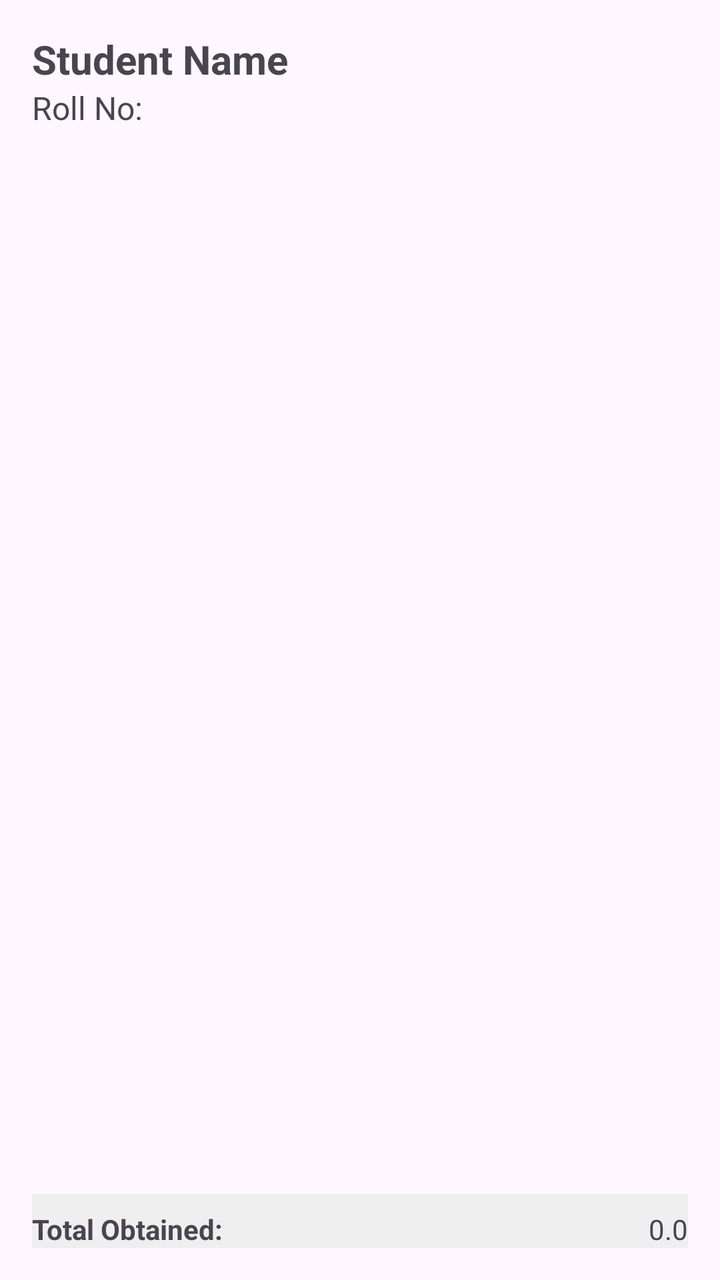
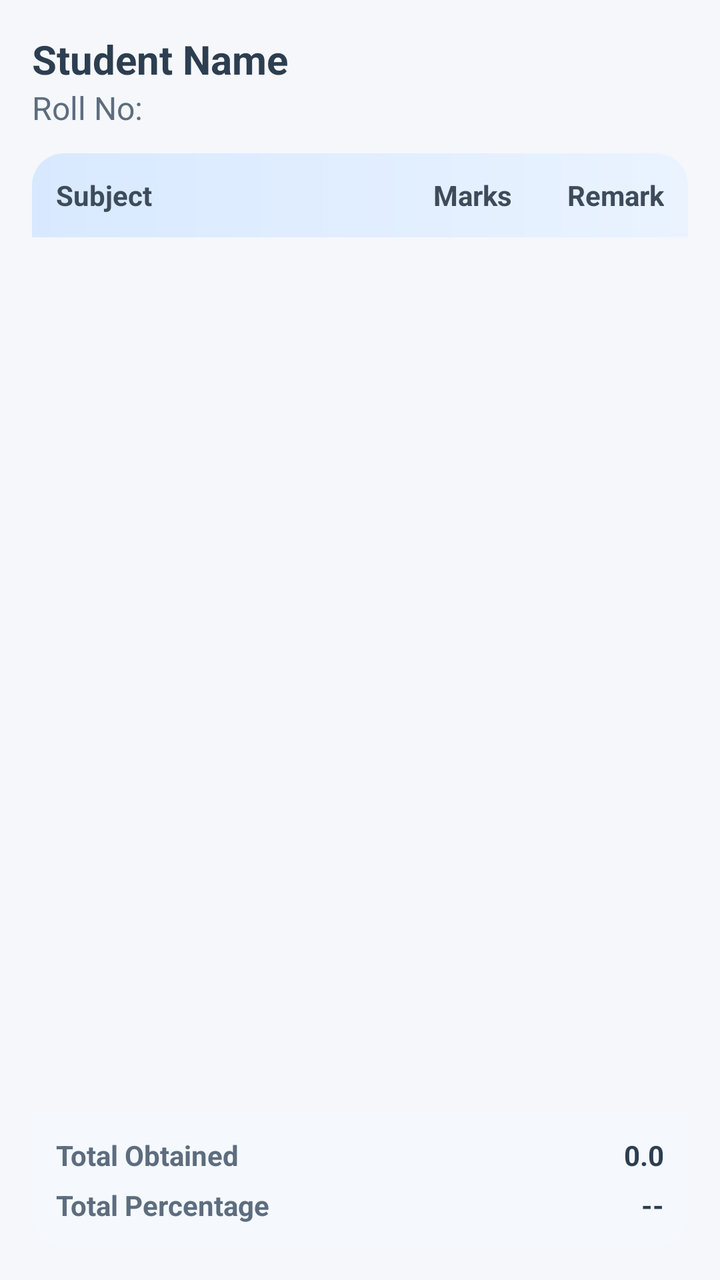

Before-and-after screenshots of an Android layout around one commit, followed by the original layout XML and the change that was made.
<!-- AndroidManifest.xml: application theme Theme.RPSP -->
<!-- res/layout/activity_result.xml -->
<?xml version="1.0" encoding="utf-8"?>
<LinearLayout xmlns:android="http://schemas.android.com/apk/res/android"
    android:layout_width="match_parent"
    android:layout_height="match_parent"
    android:orientation="vertical"
    android:padding="16dp">

    <TextView
        android:id="@+id/tvStudentName"
        android:layout_width="match_parent"
        android:layout_height="wrap_content"
        android:textSize="20sp"
        android:textStyle="bold"
        android:text="Student Name"/>

    <TextView
        android:id="@+id/tvRollNo"
        android:layout_width="match_parent"
        android:layout_height="wrap_content"
        android:textSize="16sp"
        android:layout_marginBottom="16dp"
        android:text="Roll No: "/>

    <androidx.recyclerview.widget.RecyclerView
        android:id="@+id/rvMarks"
        android:layout_width="match_parent"
        android:layout_height="0dp"
        android:layout_weight="1"/>

    <LinearLayout
        android:layout_width="match_parent"
        android:layout_height="wrap_content"
        android:orientation="horizontal"
        android:layout_marginTop="16dp"
        android:paddingTop="8dp"
        android:background="#EFEFEF">

        <TextView
            android:layout_width="0dp"
            android:layout_height="wrap_content"
            android:layout_weight="1"
            android:text="Total Obtained:"
            android:textStyle="bold"/>

        <TextView
            android:id="@+id/tvTotalObtained"
            android:layout_width="wrap_content"
            android:layout_height="wrap_content"
            android:text="0.0"/>
    </LinearLayout>

</LinearLayout>
<!-- resources referenced by this layout -->
<resources>
  <style name="Theme.RPSP" parent="Base.Theme.RPSP" />
  <style name="Base.Theme.RPSP" parent="Theme.Material3.DayNight.NoActionBar">
          
          
      </style>
</resources>

<!-- the commit's change to res/layout/activity_result.xml (unified diff, before → after) -->
@@ -3,7 +3,8 @@
     android:layout_width="match_parent"
     android:layout_height="match_parent"
     android:orientation="vertical"
-    android:padding="16dp">
+    android:padding="16dp"
+    android:background="#F5F7FB">
 
     <TextView
         android:id="@+id/tvStudentName"
@@ -11,42 +12,113 @@
         android:layout_height="wrap_content"
         android:textSize="20sp"
         android:textStyle="bold"
-        android:text="Student Name"/>
+        android:text="Student Name"
+        android:textColor="#2C3E50" />
 
     <TextView
         android:id="@+id/tvRollNo"
         android:layout_width="match_parent"
         android:layout_height="wrap_content"
         android:textSize="16sp"
-        android:layout_marginBottom="16dp"
-        android:text="Roll No: "/>
+        android:layout_marginBottom="12dp"
+        android:text="Roll No: "
+        android:textColor="#5D6D7E" />
+
+    <LinearLayout
+        android:layout_width="match_parent"
+        android:layout_height="42dp"
+        android:orientation="horizontal"
+        android:gravity="center_vertical"
+        android:paddingStart="12dp"
+        android:paddingEnd="12dp"
+        android:weightSum="4"
+        android:background="@drawable/bg_table_header">
+
+        <TextView
+            android:layout_width="0dp"
+            android:layout_height="wrap_content"
+            android:layout_weight="2"
+            android:text="Subject"
+            android:textStyle="bold"
+            android:textColor="#3E4B5B" />
+
+        <TextView
+            android:layout_width="0dp"
+            android:layout_height="wrap_content"
+            android:layout_weight="1"
+            android:text="Marks"
+            android:gravity="end"
+            android:textStyle="bold"
+            android:textColor="#3E4B5B" />
+
+        <TextView
+            android:layout_width="0dp"
+            android:layout_height="wrap_content"
+            android:layout_weight="1"
+            android:text="Remark"
+            android:gravity="end"
+            android:textStyle="bold"
+            android:textColor="#3E4B5B" />
+    </LinearLayout>
 
     <androidx.recyclerview.widget.RecyclerView
         android:id="@+id/rvMarks"
         android:layout_width="match_parent"
         android:layout_height="0dp"
-        android:layout_weight="1"/>
+        android:layout_weight="1" />
 
     <LinearLayout
         android:layout_width="match_parent"
         android:layout_height="wrap_content"
-        android:orientation="horizontal"
-        android:layout_marginTop="16dp"
-        android:paddingTop="8dp"
-        android:background="#EFEFEF">
+        android:orientation="vertical"
+        android:layout_marginTop="12dp"
+        android:padding="12dp"
+        android:background="@drawable/bg_summary">
 
-        <TextView
-            android:layout_width="0dp"
+        <LinearLayout
+            android:layout_width="match_parent"
             android:layout_height="wrap_content"
-            android:layout_weight="1"
-            android:text="Total Obtained:"
-            android:textStyle="bold"/>
+            android:orientation="horizontal"
+            android:layout_marginBottom="6dp">
 
-        <TextView
-            android:id="@+id/tvTotalObtained"
-            android:layout_width="wrap_content"
+            <TextView
+                android:layout_width="0dp"
+                android:layout_height="wrap_content"
+                android:layout_weight="1"
+                android:text="Total Obtained"
+                android:textStyle="bold"
+                android:textColor="#5D6D7E" />
+
+            <TextView
+                android:id="@+id/tvTotalObtained"
+                android:layout_width="wrap_content"
+                android:layout_height="wrap_content"
+                android:text="0.0"
+                android:textColor="#2C3E50"
+                android:textStyle="bold" />
+        </LinearLayout>
+
+        <LinearLayout
+            android:layout_width="match_parent"
             android:layout_height="wrap_content"
-            android:text="0.0"/>
+            android:orientation="horizontal">
+
+            <TextView
+                android:layout_width="0dp"
+                android:layout_height="wrap_content"
+                android:layout_weight="1"
+                android:text="Total Percentage"
+                android:textStyle="bold"
+                android:textColor="#5D6D7E" />
+
+            <TextView
+                android:id="@+id/tvTotalPercentage"
+                android:layout_width="wrap_content"
+                android:layout_height="wrap_content"
+                android:text="--"
+                android:textColor="#2C3E50"
+                android:textStyle="bold" />
+        </LinearLayout>
     </LinearLayout>
 
 </LinearLayout>
<!-- resource entries referenced after the edit -->
@@ -1,5 +1,30 @@
 <!-- resources referenced by this layout -->
 <resources>
+  <!-- drawable bg_summary (drawable) -->
+  <?xml version="1.0" encoding="utf-8"?>
+  <shape xmlns:android="http://schemas.android.com/apk/res/android"
+      android:shape="rectangle">
+      <solid android:color="#F5F8FD" />
+      <corners
+          android:topLeftRadius="0dp"
+          android:topRightRadius="0dp"
+          android:bottomLeftRadius="16dp"
+          android:bottomRightRadius="16dp" />
+  </shape>
+  <!-- drawable bg_table_header (drawable) -->
+  <?xml version="1.0" encoding="utf-8"?>
+  <shape xmlns:android="http://schemas.android.com/apk/res/android"
+      android:shape="rectangle">
+      <gradient
+          android:startColor="#D8E9FF"
+          android:endColor="#EAF3FF"
+          android:angle="0" />
+      <corners
+          android:topLeftRadius="16dp"
+          android:topRightRadius="16dp"
+          android:bottomLeftRadius="0dp"
+          android:bottomRightRadius="0dp" />
+  </shape>
   <style name="Theme.RPSP" parent="Base.Theme.RPSP" />
   <style name="Base.Theme.RPSP" parent="Theme.Material3.DayNight.NoActionBar">
           
